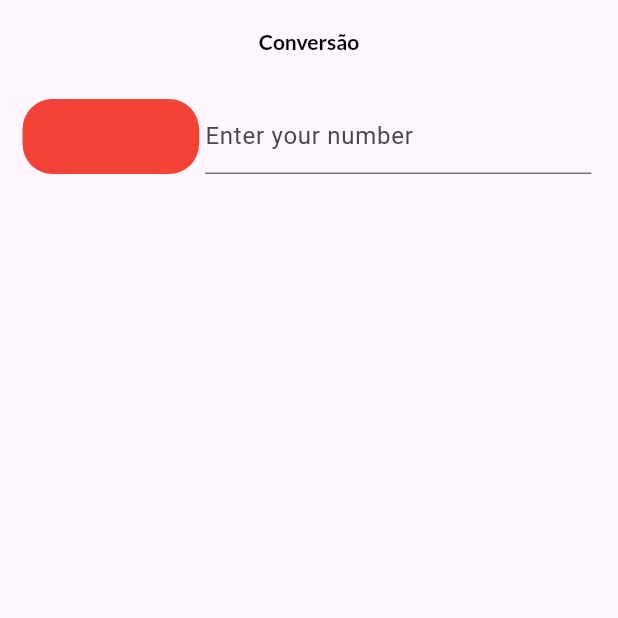
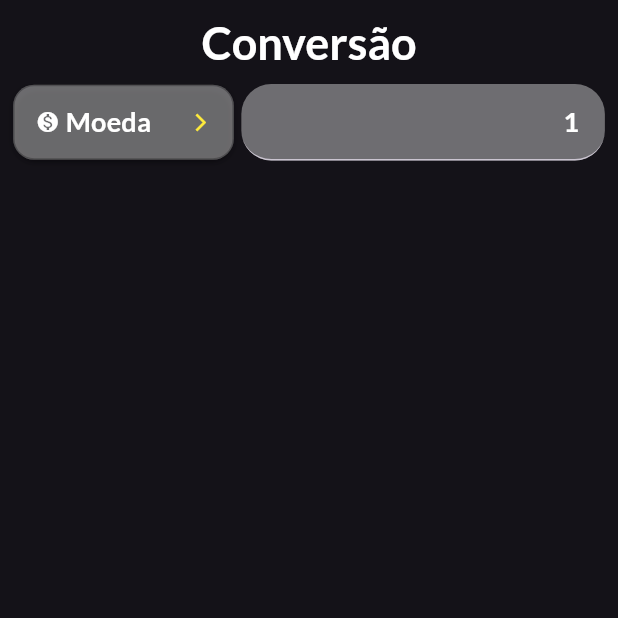
Before and after one commit to iury0393/flutter_conversion, a Flutter app: the screen it shows after launch, on a phone screen of 412 x 824 dp, the top half of it. Run offline on Flutter 3.47's test engine with Material 3 defaults, Android fonts, the phone set to English and light mode, and no system bars; drawn by our look-alikes of dropdown_button2; our stand-ins replace brasil_fields, google_fonts, logger.

Commit message:
Adicionando o drodown

```diff
--- a/lib/home/presentation/page/home.dart
+++ b/lib/home/presentation/page/home.dart
@@ -1,5 +1,7 @@
+import 'package:brasil_fields/brasil_fields.dart';
 import 'package:flutter/material.dart';
 import 'package:flutter/services.dart';
+import 'package:flutter_conversion/home/presentation/widget/dropdown_widget.dart';
 import 'package:flutter_conversion/shared/conversion_styles.dart';
 import 'package:flutter_conversion/shared/utils.dart';
 
@@ -12,6 +14,7 @@ class HomePage extends StatefulWidget {
 
 class _HomePageState extends State<HomePage> {
   final ConversionStyles conversionStyles = ConversionStyles();
+  final TextSize textSize = TextSize();
   final Utils utils = Utils();
 
   @override
@@ -22,39 +25,58 @@ class _HomePageState extends State<HomePage> {
         centerTitle: true,
         title: Text(
           'Conversão',
-          style: conversionStyles.appBarTitle(),
+          style: conversionStyles.appBarTitle(
+            textColor: Colors.white,
+            size: textSize.big,
+          ),
         ),
       ),
-      body: Column(
-        children: [
-          Padding(
-            padding: utils.getPaddingDefault(),
-            child: Row(
+      body: SingleChildScrollView(
+        child: Column(
+          children: [
+            Row(
+              mainAxisAlignment: MainAxisAlignment.center,
               children: [
-                Container(
-                  decoration: const BoxDecoration(
-                    color: Colors.red,
-                    borderRadius: BorderRadius.all(Radius.circular(20)),
-                  ),
-                  width: width / 3.5,
+                SizedBox(
+                  width: width / 2.8,
                   height: 50,
+                  child: const DropdownWidget(),
                 ),
                 const SizedBox(
-                  width: 4,
+                  width: 5,
                 ),
-                Container(
-                  width: width / 1.6,
-                  height: 50,
-                  child: TextField(
-                    decoration: const InputDecoration(labelText: "Enter your number"),
+                SizedBox(
+                  width: width / 1.7,
+                  child: TextFormField(
+                    initialValue: '1',
+                    textAlign: TextAlign.end,
+                    style: conversionStyles.paragraph(
+                      textSize.xMedium,
+                      color: Colors.white,
+                      weight: FontWeight.bold,
+                    ),
+                    decoration: const InputDecoration(
+                      filled: true,
+                      fillColor: Colors.white38,
+                      contentPadding: EdgeInsets.symmetric(vertical: 12.0, horizontal: 10.0),
+                      border: UnderlineInputBorder(
+                        borderRadius: BorderRadius.all(Radius.circular(20)),
+                      ),
+                    ),
                     keyboardType: TextInputType.number,
-                    inputFormatters: [FilteringTextInputFormatter.digitsOnly],
+                    inputFormatters: [
+                      FilteringTextInputFormatter.digitsOnly,
+                      CentavosInputFormatter(),
+                    ],
+                    onChanged: (value) {
+                      kLogger.d(value);
+                    },
                   ),
                 ),
               ],
-            ),
-          )
-        ],
+            )
+          ],
+        ),
       ),
     );
   }
--- /dev/null
+++ b/lib/home/presentation/widget/dropdown_widget.dart
@@ -0,0 +1,115 @@
+import 'package:dropdown_button2/dropdown_button2.dart';
+import 'package:flutter/material.dart';
+import 'package:flutter_conversion/shared/conversion.dart';
+import 'package:flutter_conversion/shared/conversion_styles.dart';
+import 'package:flutter_conversion/shared/utils.dart';
+
+class DropdownWidget extends StatefulWidget {
+  const DropdownWidget({super.key});
+
+  @override
+  State<DropdownWidget> createState() => _DropdownWidgetState();
+}
+
+class _DropdownWidgetState extends State<DropdownWidget> {
+  final ConversionStyles conversionStyles = ConversionStyles();
+  final TextSize textSize = TextSize();
+  final Utils utils = Utils();
+
+  String? selectedValue;
+
+  @override
+  Widget build(BuildContext context) {
+    return Scaffold(
+      body: Center(
+        child: DropdownButtonHideUnderline(
+          child: DropdownButton2<String>(
+            isExpanded: true,
+            hint: Row(
+              children: [
+                const Icon(
+                  Icons.monetization_on,
+                  size: 16,
+                ),
+                const SizedBox(
+                  width: 4,
+                ),
+                Expanded(
+                  child: Text(
+                    'Moeda',
+                    style: conversionStyles.paragraph(
+                      textSize.xMedium,
+                      color: Colors.white,
+                      weight: FontWeight.bold,
+                    ),
+                    overflow: TextOverflow.ellipsis,
+                  ),
+                ),
+              ],
+            ),
+            items: utils.items
+                .map((Conversion item) => DropdownMenuItem<String>(
+                      value: item.code,
+                      child: Text(
+                        item.name,
+                        style: conversionStyles.paragraph(
+                          textSize.xMedium,
+                          color: Colors.white,
+                          weight: FontWeight.bold,
+                        ),
+                        overflow: TextOverflow.ellipsis,
+                      ),
+                    ))
+                .toList(),
+            value: selectedValue,
+            onChanged: (value) {
+              setState(() {
+                selectedValue = value;
+                kLogger.d(value);
+              });
+            },
+            buttonStyleData: ButtonStyleData(
+              height: 50,
+              width: 160,
+              padding: const EdgeInsets.only(left: 14, right: 14),
+              decoration: BoxDecoration(
+                borderRadius: BorderRadius.circular(14),
+                border: Border.all(
+                  color: Colors.black26,
+                ),
+                color: Colors.white38,
+              ),
+              elevation: 2,
+            ),
+            iconStyleData: const IconStyleData(
+              icon: Icon(
+                Icons.arrow_forward_ios_outlined,
+              ),
+              iconSize: 14,
+              iconEnabledColor: Colors.yellow,
+              iconDisabledColor: Colors.grey,
+            ),
+            dropdownStyleData: DropdownStyleData(
+              maxHeight: 200,
+              width: 200,
+              decoration: BoxDecoration(
+                borderRadius: BorderRadius.circular(14),
+                color: Colors.white38,
+              ),
+              offset: const Offset(-20, 0),
+              scrollbarTheme: ScrollbarThemeData(
+                radius: const Radius.circular(40),
+                thickness: MaterialStateProperty.all(6),
+                thumbVisibility: MaterialStateProperty.all(true),
+              ),
+            ),
+            menuItemStyleData: const MenuItemStyleData(
+              height: 40,
+              padding: EdgeInsets.only(left: 14, right: 14),
+            ),
+          ),
+        ),
+      ),
+    );
+  }
+}
--- a/lib/main.dart
+++ b/lib/main.dart
@@ -10,9 +10,10 @@
 
   @override
   Widget build(BuildContext context) {
-    return const MaterialApp(
+    return MaterialApp(
+      theme: ThemeData.dark(),
       title: 'Conversão de moedas para BRL',
-      home: HomePage(),
+      home: const HomePage(),
     );
   }
 }
--- /dev/null
+++ b/lib/shared/conversion.dart
@@ -0,0 +1,17 @@
+enum Conversion {
+  dolarAmericano('Dólar Americano', 'USD'),
+  euro('Euro', 'EUR'),
+  libraEsterlina('Libra esterlina', 'GBP'),
+  iene('Iene', 'JPY'),
+  dolarAustraliano('Dólar Australiano', 'AUD'),
+  francoSuico('Franco Suíço', 'CHFRTS'),
+  dolarCanadense('Dólar Canadense', 'CAD'),
+  yuan('Yuan', 'CNY'),
+  pesoArgentino('Peso Argentino', 'ARS'),
+  real('Real', 'BRL'),
+  liraTurca('Lira Turca', 'TRY');
+
+  const Conversion(this.name, this.code);
+  final String name;
+  final String code;
+}
--- a/lib/shared/conversion_styles.dart
+++ b/lib/shared/conversion_styles.dart
@@ -2,21 +2,21 @@ import 'package:flutter/material.dart';
 import 'package:google_fonts/google_fonts.dart';
 
 class TextSize {
-  static double small = 6.0;
-  static double xSmall = 10.0;
-  static double medium = 14.0;
-  static double xMedium = 18.0;
-  static double large = 22.0;
-  static double xLarge = 26.0;
-  static double big = 30.0;
-  static double xBig = 34.0;
-  static double profileSize = 55.0;
+  double small = 6.0;
+  double xSmall = 10.0;
+  double medium = 14.0;
+  double xMedium = 18.0;
+  double large = 22.0;
+  double xLarge = 26.0;
+  double big = 30.0;
+  double xBig = 34.0;
+  double profileSize = 55.0;
 }
 
 class ConversionStyles {
   TextStyle appBarTitle({Color? textColor, double? size}) {
     return GoogleFonts.lato(
-        fontSize: size ?? TextSize.medium,
+        fontSize: size ?? TextSize().medium,
         color: textColor ?? Colors.black,
         fontWeight: FontWeight.w700);
   }
--- a/lib/shared/utils.dart
+++ b/lib/shared/utils.dart
@@ -1,4 +1,5 @@
 import 'package:flutter/material.dart';
+import 'package:flutter_conversion/shared/conversion.dart';
 import 'package:logger/logger.dart';
 
 const kBaseURL = '';
@@ -8,4 +9,18 @@ class Utils {
   EdgeInsets getPaddingDefault({double? left, double? top, double? right, double? bottom}) {
     return EdgeInsets.fromLTRB(left ?? 15.0, top ?? 10.0, right ?? 15.0, bottom ?? 10.0);
   }
+
+  final List<Conversion> items = [
+    Conversion.dolarAmericano,
+    Conversion.euro,
+    Conversion.libraEsterlina,
+    Conversion.iene,
+    Conversion.dolarAustraliano,
+    Conversion.francoSuico,
+    Conversion.dolarCanadense,
+    Conversion.yuan,
+    Conversion.pesoArgentino,
+    Conversion.real,
+    Conversion.liraTurca,
+  ];
 }
--- a/pubspec.yaml
+++ b/pubspec.yaml
@@ -14,13 +14,15 @@ dependencies:
 
   cupertino_icons: ^1.0.6
   google_fonts: ^6.2.1
-  logger: ^2.2.0
+  brasil_fields: ^1.14.3
+  dropdown_button2: ^2.3.9
 
 dev_dependencies:
   flutter_test:
     sdk: flutter
 
   flutter_lints: ^3.0.0
+  logger: ^2.2.0
 
 flutter:
 
```
Also changed, not shown: pubspec.lock.
